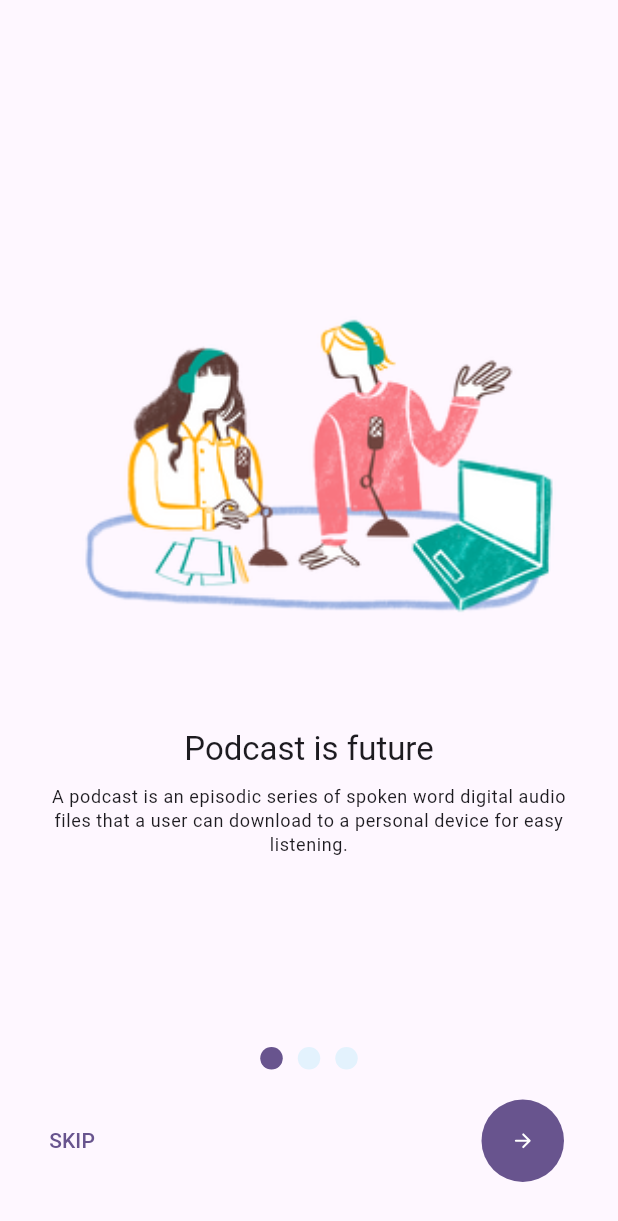
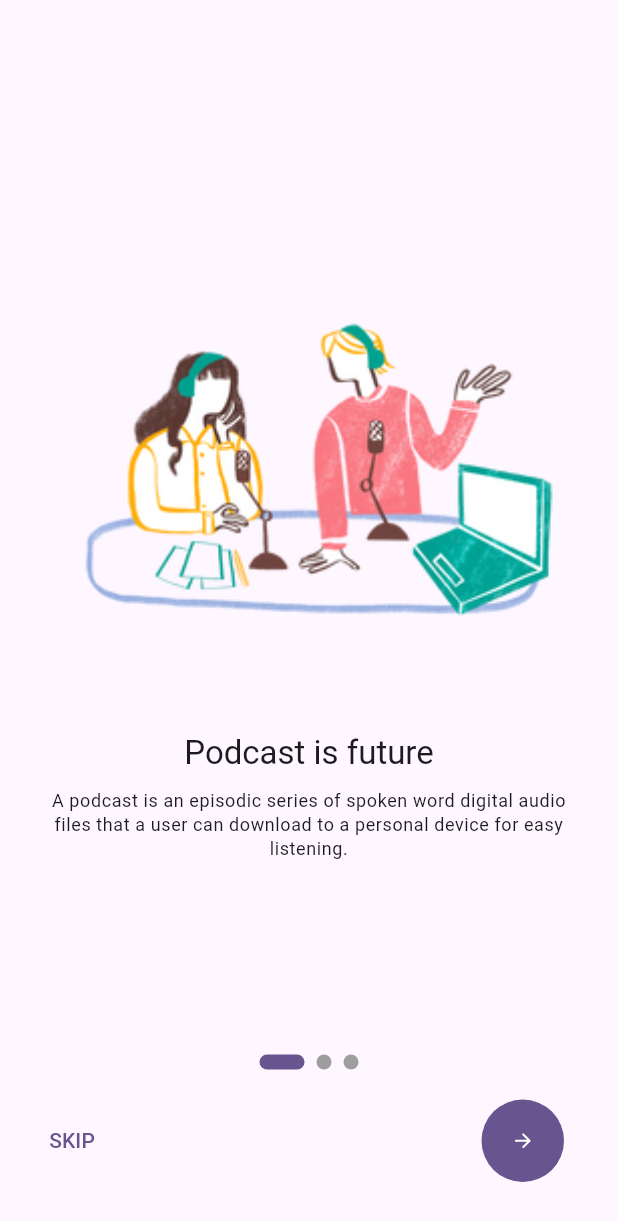
Before and after one commit to kzawadi/decibel, a Flutter app: the IntroScreens screen opened directly, on a phone screen of 412 x 824 dp. Shown: the top 1221 px of the screen. Run offline on Flutter 3.47's test engine with Material 2 defaults, Android fonts, the phone set to English and light mode, and no system bars; drawn by our look-alikes of smooth_page_indicator; our stand-ins replace auto_size_text, awesome_snackbar_content, bloc, cloud_firestore, equatable, firebase_analytics and 16 more; accounts and stored records are empty; generated files the repository leaves out were written again.

Commit message:
feat: Add Smooth Page Indicator to IntroScreens
This commit adds the Smooth Page Indicator package to the IntroScreens class in intro_page.dart. This allows users to see which page they are on when swiping through the introduction screens, by showing a set of expanding dots. It also simplifies dot generation with fewer lines of code.

```diff
--- a/lib/presentation/intro/intro_page.dart
+++ b/lib/presentation/intro/intro_page.dart
@@ -5,6 +5,7 @@ import 'package:decibel/presentation/core/assets_constants.dart';
 import 'package:flutter/material.dart';
 import 'package:go_router/go_router.dart';
 import 'package:ionicons/ionicons.dart';
+import 'package:smooth_page_indicator/smooth_page_indicator.dart';
 
 class IntroScreens extends StatefulWidget {
   const IntroScreens({super.key});
@@ -101,23 +102,22 @@ class _IntroScreensState extends State<IntroScreens> {
 
               /* <---- Intro Dots ----> */
 
-              Row(
-                mainAxisAlignment: MainAxisAlignment.center,
-                children: List.generate(
-                  _allIntros.length,
-                  (index) => _IntroDots(
-                    active: _currentPage == index,
-                  ),
-                ),
+              SmoothPageIndicator(
+                controller: _pageController, // PageController
+                count: 3,
+                effect: ExpandingDotsEffect(
+                  activeDotColor: Theme.of(context).primaryColor,
+                  dotHeight: 10,
+                  dotWidth: 10,
+                  radius: 8,
+                ), // your preferred effect
+                onDotClicked: (index) {},
               ),
-              // ),
               Row(
                 mainAxisAlignment: MainAxisAlignment.spaceBetween,
                 children: [
                   TextButton(
                     onPressed: () {
-                      //todo navigate
-                      // Get.to(LoginScreen);
                       context.go('/login');
                     },
                     child: const Text('SKIP'),
```
